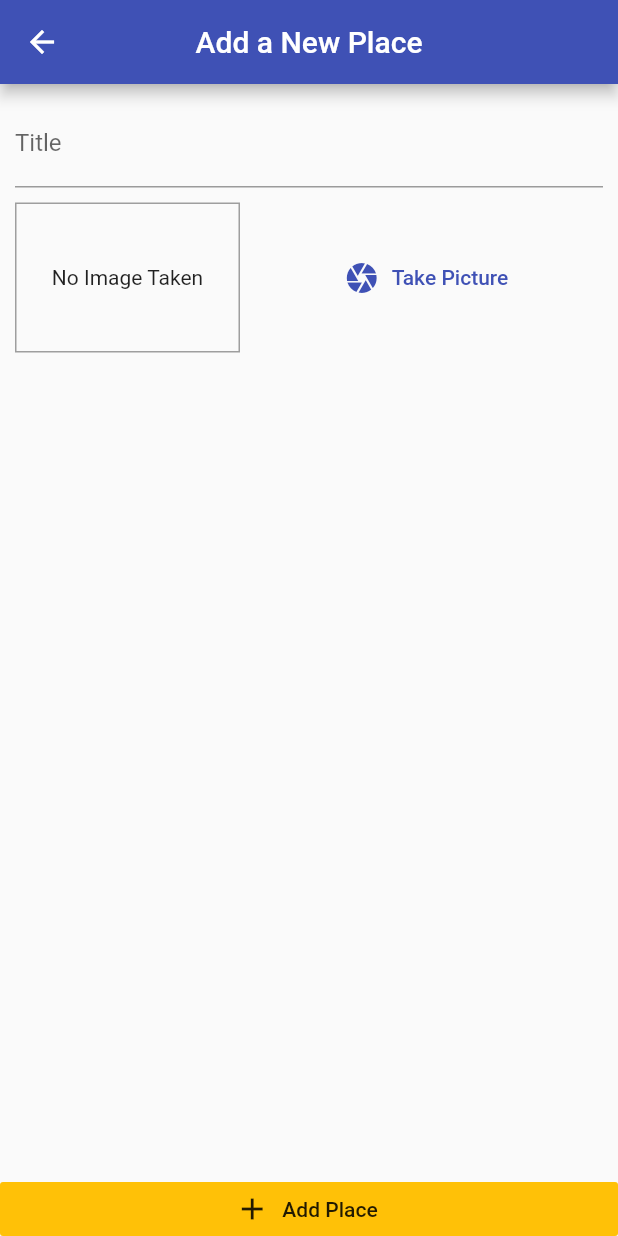
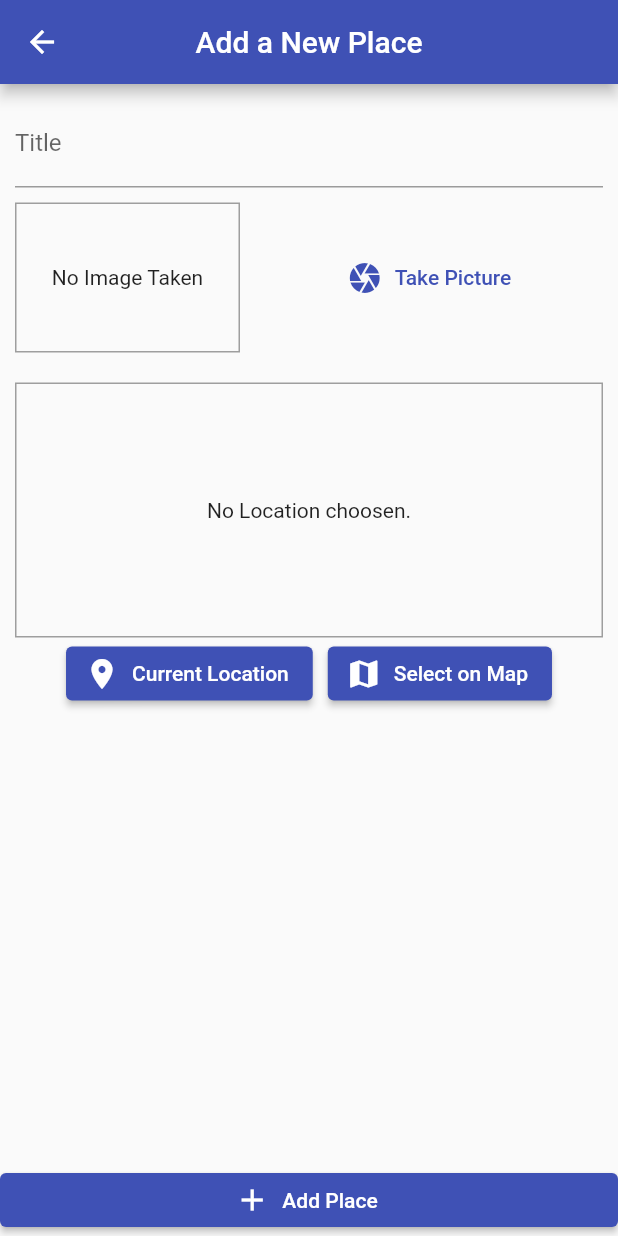
Before and after one commit to mohsin887/MapApp, a Flutter app: the screen it shows after launch, after a tap on the "add" icon, on a phone screen of 412 x 824 dp. Run offline on Flutter 3.47's test engine with Material 2 defaults, Android fonts, the phone set to English and light mode, and no system bars; our stand-ins replace google_maps_flutter, image_picker, location, sqflite; accounts and stored records are empty.

```diff
--- /dev/null
+++ b/lib/helper/db_helper.dart
@@ -0,0 +1,28 @@
+import 'package:sqflite/sqflite.dart' as sql;
+import 'package:path/path.dart' as path;
+import 'package:sqflite/sqlite_api.dart';
+
+class DBHelper {
+  static Future<Database> database() async {
+    final dbPath = await sql.getDatabasesPath();
+    return sql.openDatabase(path.join(dbPath, 'places.db'),
+        onCreate: (db, version) {
+      return db.execute(
+          'CREATE TABLE user_places(id TEXT PRIMARY KEY, title TEXT, image TEXT, loc_lat REAL, loc_lon REAL, address TEXT)');
+    }, version: 1);
+  }
+
+  static Future<void> insert(String table, Map<String, Object> data) async {
+    final db = await DBHelper.database();
+    db.insert(
+      table,
+      data,
+      conflictAlgorithm: ConflictAlgorithm.replace,
+    );
+  }
+
+  static Future<List<Map<String, dynamic>>> getData(String table) async {
+    final db = await DBHelper.database();
+    return db.query(table);
+  }
+}
--- /dev/null
+++ b/lib/helper/location_helper.dart
@@ -0,0 +1,21 @@
+import 'dart:convert';
+
+import 'package:http/http.dart' as http;
+
+// const apiKey = 'AIzaSyB5pan3iafSwAIv2o5XdLJI_ZvfTSCMDfI';
+const apiKey = 'AIzaSyCrjmr0iFbaySNjUajBGtmJx9iehpyr4dY';
+
+class LocationHelper {
+  static String generateLocationPreviewImage(
+      double latitude, double longitude) {
+    return 'https://maps.googleapis.com/maps/api/staticmap?center=&$latitude,$longitude&NY&zoom=13&size=600x300&maptype=roadmap&markers=color:blue%7Clabel:S%7C$latitude,$longitude&markers=color:green%7Clabel:G%7C$latitude,$longitude&markers=color:red%7Clabel:C%7C$latitude,$longitude&key=$apiKey';
+  }
+
+  static Future<String> getPlaceAddress(double lat, double lon) async {
+    final url = Uri.parse(
+        'https://maps.googleapis.com/maps/api/geocode/json?latlng=$lat,$lon&key=$apiKey');
+    final response = await http.get(url);
+    print('==============JSON DATA=============${json.decode(response.body)}');
+    return json.decode(response.body)['results'][0]['formatted_address'];
+  }
+}
--- a/lib/main.dart
+++ b/lib/main.dart
@@ -1,6 +1,7 @@
 import 'package:flutter/material.dart';
 import 'package:great_place/provider/great_places.dart';
 import 'package:great_place/screen/add_place_screen.dart';
+import 'package:great_place/screen/place_detail_screen.dart';
 import 'package:great_place/screen/place_list_screen.dart';
 import 'package:provider/provider.dart';
 
@@ -20,15 +21,16 @@ class MyApp extends StatelessWidget {
         debugShowCheckedModeBanner: false,
         title: 'Great Place',
         theme: ThemeData(
-          primarySwatch: Colors.indigo,
-          accentColor: Colors.amber,
           appBarTheme: const AppBarTheme(
             centerTitle: true,
           ),
+          colorScheme: ColorScheme.fromSwatch(primarySwatch: Colors.indigo)
+              .copyWith(secondary: Colors.amber),
         ),
         home: const PlacesListScreen(),
         routes: {
           AddPlaceScreen.routeName: (ctx) => const AddPlaceScreen(),
+          PlaceDetailScreen.routeName: (ctx) => PlaceDetailScreen(),
         },
       ),
     );
--- a/lib/model/place.dart
+++ b/lib/model/place.dart
@@ -5,7 +5,7 @@ class PlaceLocation {
   final double longitude;
   final String? address;
 
-  PlaceLocation({
+  const PlaceLocation({
     required this.latitude,
     required this.longitude,
     this.address,
@@ -15,13 +15,13 @@ class PlaceLocation {
 class Place {
   final String id;
   final String title;
-  // final String location;
+  final PlaceLocation location;
   final XFile image;
 
   Place({
     required this.id,
     required this.title,
-    // required this.location,
+    required this.location,
     required this.image,
   });
 }
--- a/lib/provider/great_places.dart
+++ b/lib/provider/great_places.dart
@@ -1,27 +1,72 @@
 import 'package:flutter/foundation.dart';
+import 'package:great_place/helper/location_helper.dart';
 import 'package:image_picker/image_picker.dart';
 
+import '../helper/db_helper.dart';
 import '../model/place.dart';
 
 class GreatPlaces with ChangeNotifier {
-  final List<Place> _item = [];
+  List<Place> _item = [];
   // String? location;
 
   List<Place> get items {
     return [..._item];
   }
 
-  void addPlace(
+  Place findById(String id) {
+    return _item.firstWhere((place) => place.id == id);
+  }
+
+  Future<void> addPlace(
     String title,
     XFile pickedImage,
-  ) {
+    PlaceLocation pickedLocation,
+  ) async {
+    final address = await LocationHelper.getPlaceAddress(
+        pickedLocation.latitude, pickedLocation.longitude);
+    print('==========ADDRESS===========');
+    print(address);
+    final updatedLocation = PlaceLocation(
+      latitude: pickedLocation.latitude,
+      longitude: pickedLocation.longitude,
+      address: address,
+    );
     final newPlace = Place(
       id: DateTime.now().toString(),
       title: title,
-      // location: location!,
+      location: updatedLocation,
       image: pickedImage,
     );
     _item.add(newPlace);
     notifyListeners();
+    DBHelper.insert('user_places', {
+      'id': newPlace.id,
+      'title': newPlace.title,
+      'image': newPlace.image.path,
+      'loc_lat': newPlace.location.latitude,
+      'loc_lon': newPlace.location.longitude,
+      'address': newPlace.location.address as String,
+    });
+  }
+
+  Future<void> fetchAndSetPlaces() async {
+    final dataList = await DBHelper.getData('user_places');
+    _item = dataList
+        .map(
+          (item) => Place(
+            id: item['id'],
+            title: item['title'],
+            image: XFile(
+              item['image'],
+            ),
+            location: PlaceLocation(
+              latitude: item['loc_lat'],
+              longitude: item['loc_lon'],
+              address: item['address'],
+            ),
+          ),
+        )
+        .toList();
+    notifyListeners();
   }
 }
--- a/lib/screen/add_place_screen.dart
+++ b/lib/screen/add_place_screen.dart
@@ -1,12 +1,12 @@
 import 'dart:io' as io;
 
 import 'package:flutter/material.dart';
+import 'package:great_place/model/place.dart';
 import 'package:great_place/provider/great_places.dart';
 import 'package:great_place/widget/image_input.dart';
+import 'package:great_place/widget/location_input.dart';
 import 'package:image_picker/image_picker.dart';
 import 'package:provider/provider.dart';
-
-import '../model/place.dart';
 
 class AddPlaceScreen extends StatefulWidget {
   static const routeName = '/addPlace';
@@ -19,14 +19,21 @@ class AddPlaceScreen extends StatefulWidget {
 class _AddPlaceScreenState extends State<AddPlaceScreen> {
   final TextEditingController _titleController = TextEditingController();
   XFile? _pickedImage;
+  PlaceLocation? _pickedLocation;
 
   void _selectImage(io.File pickedImage) {
     _pickedImage = XFile(pickedImage.path);
     print('This is Selected Image $pickedImage');
   }
 
+  void _selectPlace(double lat, double lon) {
+    _pickedLocation = PlaceLocation(latitude: lat, longitude: lon);
+  }
+
   void _savePlace() {
-    if (_titleController.text.isEmpty || _pickedImage == null) {
+    if (_titleController.text.isEmpty ||
+        _pickedImage == null ||
+        _pickedLocation == null) {
       print(_titleController.text.isEmpty);
       print(_pickedImage);
       print('_AddPlaceScreenState._savePlace');
@@ -37,7 +44,7 @@ class _AddPlaceScreenState extends State<AddPlaceScreen> {
               title: const Text('An Error Occurred'),
               content: const Text('Please add Place or Image'),
               actions: [
-                FlatButton(
+                TextButton(
                   onPressed: () {
                     Navigator.of(context).pop();
                   },
@@ -51,6 +58,7 @@ class _AddPlaceScreenState extends State<AddPlaceScreen> {
     Provider.of<GreatPlaces>(context, listen: false).addPlace(
       _titleController.text,
       _pickedImage!,
+      _pickedLocation!,
     );
     Navigator.of(context).pop();
   }
@@ -80,18 +88,22 @@ class _AddPlaceScreenState extends State<AddPlaceScreen> {
                       height: 10,
                     ),
                     ImageInput(onSelectImage: _selectImage),
+                    const SizedBox(
+                      height: 20,
+                    ),
+                    LocationInput(onSelectPlace: _selectPlace),
                   ],
                 ),
               ),
             ),
           ),
-          RaisedButton.icon(
+          ElevatedButton.icon(
             onPressed: _savePlace,
             icon: const Icon(Icons.add),
             label: const Text('Add Place'),
-            elevation: 0,
-            materialTapTargetSize: MaterialTapTargetSize.shrinkWrap,
-            color: Theme.of(context).accentColor,
+            // elevation: 0,
+            // materialTapTargetSize: MaterialTapTargetSize.shrinkWrap,
+            // color: Theme.of(context).colorScheme.secondary,
           )
         ],
       ),
--- a/lib/screen/place_list_screen.dart
+++ b/lib/screen/place_list_screen.dart
@@ -1,9 +1,9 @@
 import 'dart:io' as io;
 
-import 'package:flutter/cupertino.dart';
 import 'package:flutter/material.dart';
 import 'package:great_place/provider/great_places.dart';
 import 'package:great_place/screen/add_place_screen.dart';
+import 'package:great_place/screen/place_detail_screen.dart';
 import 'package:provider/provider.dart';
 
 class PlacesListScreen extends StatelessWidget {
@@ -23,7 +23,16 @@ class PlacesListScreen extends StatelessWidget {
           ),
         ],
       ),
-      body: Consumer<GreatPlaces>(
+      body: FutureBuilder(
+          future: Provider.of<GreatPlaces>(context, listen: false)
+              .fetchAndSetPlaces(),
+          builder: (context, snapshot) {
+            if (snapshot.connectionState == ConnectionState.waiting) {
+              return const Center(
+                child: CircularProgressIndicator(),
+              );
+            }
+            return Consumer<GreatPlaces>(
               child: const Center(
                 child: Text('Got no Place yet, start adding some!'),
               ),
@@ -41,10 +50,18 @@ class PlacesListScreen extends StatelessWidget {
                           ).image,
                         ),
                         title: Text(greatPlaces.items[index].title),
-                  onTap: () {},
-                ),
+                        subtitle:
+                            Text(greatPlaces.items[index].location.address!),
+                        onTap: () {
+                          Navigator.of(context).pushNamed(
+                            PlaceDetailScreen.routeName,
+                            arguments: greatPlaces.items[index].id,
+                          );
+                        },
                       ),
                     ),
             );
+          }),
+    );
   }
 }
--- a/lib/widget/image_input.dart
+++ b/lib/widget/image_input.dart
@@ -111,14 +111,13 @@ class _ImageInputState extends State<ImageInput> {
           width: 10,
         ),
         Expanded(
-          child: FlatButton.icon(
+          child: TextButton.icon(
             onPressed: _takePicture,
             icon: const Icon(Icons.camera),
             label: const Text(
               'Take Picture',
               textAlign: TextAlign.center,
             ),
-            textColor: Theme.of(context).primaryColor,
           ),
         ),
       ],
--- /dev/null
+++ b/lib/widget/location_input.dart
@@ -0,0 +1,100 @@
+import 'package:flutter/material.dart';
+import 'package:google_maps_flutter/google_maps_flutter.dart';
+import 'package:great_place/helper/location_helper.dart';
+import 'package:great_place/screen/map_screen.dart';
+import 'package:location/location.dart';
+
+class LocationInput extends StatefulWidget {
+  final Function onSelectPlace;
+  const LocationInput({Key? key, required this.onSelectPlace})
+      : super(key: key);
+
+  @override
+  State<LocationInput> createState() => _LocationInputState();
+}
+
+class _LocationInputState extends State<LocationInput> {
+  String? _previewImageUrl;
+
+  void _showMapPreview(double lat, double lon) {
+    final staticMapUrl = LocationHelper.generateLocationPreviewImage(lat, lon);
+    print('========Static Mao======= $staticMapUrl');
+
+    setState(() {
+      _previewImageUrl = staticMapUrl;
+    });
+  }
+
+  Future<void> _getCurrentLocation() async {
+    try {
+      final location = await Location().getLocation();
+      _showMapPreview(location.latitude!, location.longitude!);
+      widget.onSelectPlace(location.latitude, location.longitude);
+    } catch (error) {
+      return;
+    }
+  }
+
+  Future<void> _selectOnMap() async {
+    final selectedMap = await Navigator.of(context).push<LatLng>(
+      MaterialPageRoute(
+        builder: (context) => const MapScreen(isSelected: true),
+      ),
+    );
+    if (selectedMap == null) {
+      return;
+    }
+    _showMapPreview(selectedMap.latitude, selectedMap.longitude);
+    widget.onSelectPlace(selectedMap.latitude, selectedMap.longitude);
+    print(selectedMap.latitude);
+    print(selectedMap.longitude);
+  }
+
+  @override
+  Widget build(BuildContext context) {
+    return Column(
+      children: [
+        Container(
+          height: 170,
+          width: double.infinity,
+          alignment: Alignment.center,
+          decoration: BoxDecoration(
+            border: Border.all(color: Colors.grey, width: 1),
+          ),
+          child: _previewImageUrl == null
+              ? const Text(
+                  'No Location choosen.',
+                  textAlign: TextAlign.center,
+                )
+              : Image.network(
+                  _previewImageUrl!,
+                  fit: BoxFit.cover,
+                  width: double.infinity,
+                ),
+        ),
+        Row(
+          mainAxisAlignment: MainAxisAlignment.center,
+          children: [
+            ElevatedButton.icon(
+              onPressed: _getCurrentLocation,
+              label: const Text(
+                'Current Location',
+              ),
+              icon: const Icon(Icons.location_on),
+            ),
+            const SizedBox(
+              width: 10,
+            ),
+            ElevatedButton.icon(
+              onPressed: _selectOnMap,
+              label: const Text(
+                'Select on Map',
+              ),
+              icon: const Icon(Icons.map),
+            ),
+          ],
+        )
+      ],
+    );
+  }
+}
--- a/pubspec.yaml
+++ b/pubspec.yaml
@@ -39,6 +39,9 @@ dependencies:
   path_provider: ^2.0.11
   path: ^1.6.2
   sqflite: ^2.0.2+1
+  location: ^4.4.0
+  google_maps_flutter: ^2.1.8
+  http: ^0.13.4
 
 dev_dependencies:
   flutter_test:
```
Also changed, not shown: lib/screen/map_screen.dart (added, +65 -0 lines), lib/screen/place_detail_screen.dart (added, +66 -0 lines), pubspec.lock, 2 other files. Lines whose indentation alone changed are shown as unchanged.
